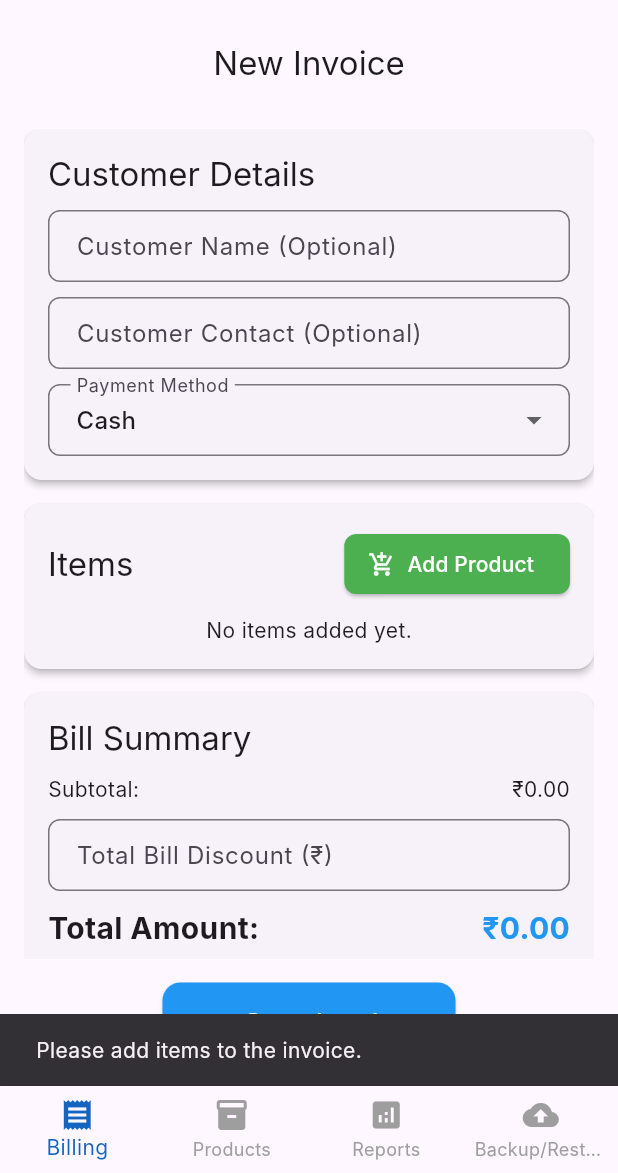
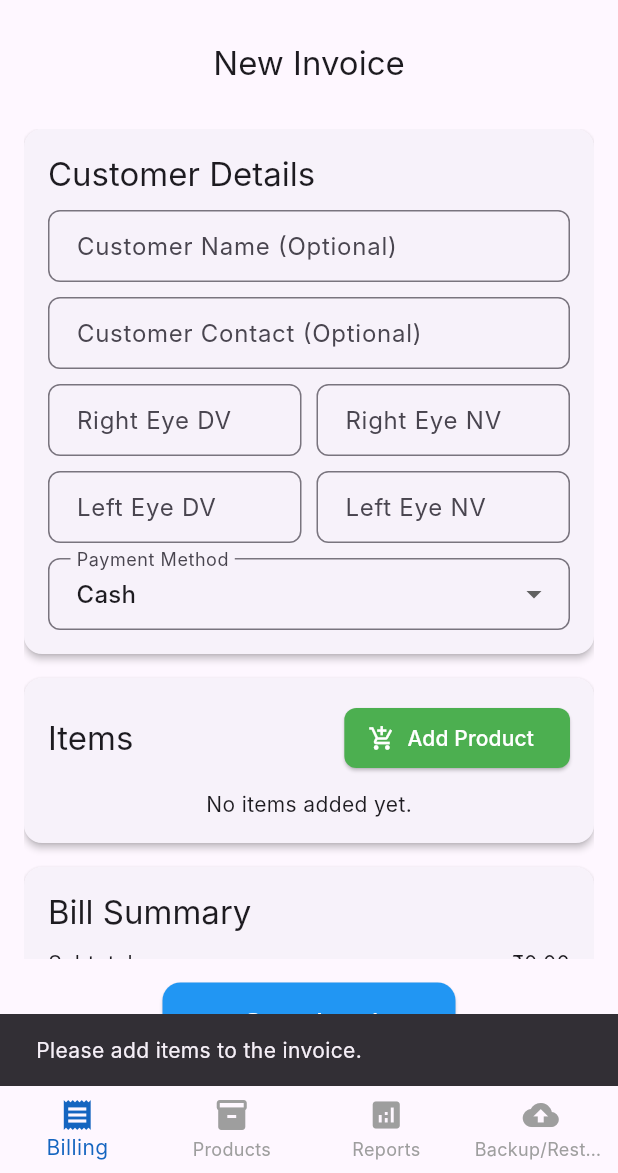
Before and after one commit to NaurasShaji/Optibill, a Flutter app: the screen it shows after launch, after a tap on "Save Invoice", on a phone screen of 412 x 824 dp, the part 63-1236 px from its top. Run offline on Flutter 3.47's test engine with Material 3 defaults, Android fonts, the phone set to English and light mode, and no system bars; our stand-ins replace google_sign_in, hive, hive_flutter, pdf, printing; missing offline and left inert: excel, googleapis; accounts and stored records are empty; Roboto replaces fonts that are missing (Inter).

Commit message:
Updated code after changes

```diff
--- a/lib/models/frame.dart
+++ b/lib/models/frame.dart
@@ -11,16 +11,16 @@ class Frame extends HiveObject {
   @HiveField(1)
   String modelName;
 
-  @HiveField(2)
+  @HiveField(2, defaultValue: 0.0)
   double sellingPrice;
 
-  @HiveField(3)
+  @HiveField(3, defaultValue: 0.0)
   double costPrice;
 
   @HiveField(4)
   String brand; // Sub-category for frames
 
-  @HiveField(5)
+  @HiveField(5, defaultValue: 0.0)
   double stock;
 
   @HiveField(6)
--- a/lib/models/invoice.dart
+++ b/lib/models/invoice.dart
@@ -27,6 +27,18 @@ class Invoice extends HiveObject {
   @HiveField(6)
   double? totalDiscountOnBill; // Optional, discount applied to the whole bill
 
+  @HiveField(7)
+  String? rightEyeDV; // Right Eye Distance Vision
+
+  @HiveField(8)
+  String? rightEyeNV; // Right Eye Near Vision
+
+  @HiveField(9)
+  String? leftEyeDV;  // Left Eye Distance Visionf
+
+  @HiveField(10)
+  String? leftEyeNV;  // Left Eye Near Vision
+
   Invoice({
     String? invoiceId,
     required this.saleDate,
@@ -35,6 +47,10 @@ class Invoice extends HiveObject {
     this.customerContact,
     required this.paymentMethod,
     this.totalDiscountOnBill,
+    this.rightEyeDV,
+    this.rightEyeNV,
+    this.leftEyeDV,
+    this.leftEyeNV,
   }) : invoiceId = invoiceId ?? const Uuid().v4();
 
   // Computed Property: subtotal (sum of unitSellingPrice * quantity for all items before bill-level discount)
@@ -58,6 +74,10 @@ class Invoice extends HiveObject {
     'customerContact': customerContact,
     'paymentMethod': paymentMethod,
     'totalDiscountOnBill': totalDiscountOnBill,
+    'rightEyeDV': rightEyeDV,
+    'rightEyeNV': rightEyeNV,
+    'leftEyeDV': leftEyeDV,
+    'leftEyeNV': leftEyeNV,
   };
 
   // Create an Invoice object from a JSON map
@@ -71,5 +91,9 @@ class Invoice extends HiveObject {
     customerContact: json['customerContact'] as String?,
     paymentMethod: json['paymentMethod'] as String,
     totalDiscountOnBill: json['totalDiscountOnBill'] as double?,
+    rightEyeDV: json['rightEyeDV'] as String?,
+    rightEyeNV: json['rightEyeNV'] as String?,
+    leftEyeDV: json['leftEyeDV'] as String?,
+    leftEyeNV: json['leftEyeNV'] as String?,
   );
 }
--- a/lib/models/lens.dart
+++ b/lib/models/lens.dart
@@ -11,16 +11,16 @@ class Lens extends HiveObject {
   @HiveField(1)
   String name;
 
-  @HiveField(2)
+  @HiveField(2, defaultValue: 0.0)
   double sellingPrice;
 
-  @HiveField(3)
+  @HiveField(3, defaultValue: 0.0)
   double costPrice;
 
   @HiveField(4)
   String company; // Sub-category for lenses
 
-  @HiveField(5)
+  @HiveField(5, defaultValue: 0.0)
   double stock;
 
   @HiveField(6)
--- a/lib/screens/add_edit_product_screen.dart
+++ b/lib/screens/add_edit_product_screen.dart
@@ -220,10 +220,10 @@ class _AddEditProductScreenState extends State<AddEditProductScreen> {
               TextFormField(
                 controller: _descriptionController,
                 decoration: InputDecoration(
-                  labelText: 'Description (Optional)',
+                  labelText: 'Code (Optional)',
                   border: OutlineInputBorder(borderRadius: BorderRadius.circular(8.0)),
                 ),
-                maxLines: 3,
+                maxLines: 2,
               ),
               const SizedBox(height: 16),
               TextFormField( // New Stock Count field
--- a/lib/screens/billing_screen.dart
+++ b/lib/screens/billing_screen.dart
@@ -24,6 +24,11 @@ class _BillingScreenState extends State<BillingScreen> {
   final TextEditingController _customerNameController = TextEditingController();
   final TextEditingController _customerContactController = TextEditingController();
   final TextEditingController _billDiscountController = TextEditingController();
+  // Add new controllers for eye prescription fields
+  final TextEditingController _rightEyeDVController = TextEditingController();
+  final TextEditingController _rightEyeNVController = TextEditingController();
+  final TextEditingController _leftEyeDVController = TextEditingController();
+  final TextEditingController _leftEyeNVController = TextEditingController();
 
   List<InvoiceItem> _currentItems = [];
   String _selectedPaymentMethod = 'Cash';
@@ -51,6 +56,11 @@ class _BillingScreenState extends State<BillingScreen> {
       _selectedPaymentMethod = widget.invoiceToEdit!.paymentMethod;
       _billDiscountController.text = (widget.invoiceToEdit!.totalDiscountOnBill ?? 0.0).toStringAsFixed(2);
       _currentItems = List.from(widget.invoiceToEdit!.items);
+      // Initialize new eye prescription fields
+      _rightEyeDVController.text = widget.invoiceToEdit!.rightEyeDV ?? '';
+      _rightEyeNVController.text = widget.invoiceToEdit!.rightEyeNV ?? '';
+      _leftEyeDVController.text = widget.invoiceToEdit!.leftEyeDV ?? '';
+      _leftEyeNVController.text = widget.invoiceToEdit!.leftEyeNV ?? '';
     }
     _calculateTotals();
   }
@@ -60,6 +70,11 @@ class _BillingScreenState extends State<BillingScreen> {
     _customerNameController.dispose();
     _customerContactController.dispose();
     _billDiscountController.dispose();
+    // Dispose new controllers
+    _rightEyeDVController.dispose();
+    _rightEyeNVController.dispose();
+    _leftEyeDVController.dispose();
+    _leftEyeNVController.dispose();
     super.dispose();
   }
 
@@ -197,6 +212,11 @@ class _BillingScreenState extends State<BillingScreen> {
       customerContact: _customerContactController.text.isEmpty ? null : _customerContactController.text,
       paymentMethod: _selectedPaymentMethod,
       totalDiscountOnBill: billDiscount > 0 ? billDiscount : null,
+      // Add new fields
+      rightEyeDV: _rightEyeDVController.text.isEmpty ? null : _rightEyeDVController.text,
+      rightEyeNV: _rightEyeNVController.text.isEmpty ? null : _rightEyeNVController.text,
+      leftEyeDV: _leftEyeDVController.text.isEmpty ? null : _leftEyeDVController.text,
+      leftEyeNV: _leftEyeNVController.text.isEmpty ? null : _leftEyeNVController.text,
     );
 
     try {
@@ -371,6 +391,11 @@ class _BillingScreenState extends State<BillingScreen> {
                         _selectedPaymentMethod = newValue!;
                       });
                     },
+                    // Pass new controllers
+                    rightEyeDVController: _rightEyeDVController,
+                    rightEyeNVController: _rightEyeNVController,
+                    leftEyeDVController: _leftEyeDVController,
+                    leftEyeNVController: _leftEyeNVController,
                   ),
                   _ItemsSectionCard(
                     currentItems: _currentItems,
@@ -426,6 +451,11 @@ class _CustomerDetailsCard extends StatelessWidget {
   final String selectedPaymentMethod;
   final List<String> paymentMethods;
   final ValueChanged<String?> onPaymentMethodChanged;
+  // Add new controllers
+  final TextEditingController rightEyeDVController;
+  final TextEditingController rightEyeNVController;
+  final TextEditingController leftEyeDVController;
+  final TextEditingController leftEyeNVController;
 
   const _CustomerDetailsCard({
     required this.customerNameController,
@@ -433,6 +463,10 @@ class _CustomerDetailsCard extends StatelessWidget {
     required this.selectedPaymentMethod,
     required this.paymentMethods,
     required this.onPaymentMethodChanged,
+    required this.rightEyeDVController,
+    required this.rightEyeNVController,
+    required this.leftEyeDVController,
+    required this.leftEyeNVController,
   });
 
   @override
@@ -465,6 +499,59 @@ class _CustomerDetailsCard extends StatelessWidget {
                 contentPadding: EdgeInsets.symmetric(vertical: 10.0, horizontal: 15.0),
               ),
               keyboardType: TextInputType.phone,
+            ),
+            SizedBox(height: 10),
+            // New fields for eye prescription
+            Row(
+              children: [
+                Expanded(
+                  child: TextField(
+                    controller: rightEyeDVController,
+                    decoration: InputDecoration(
+                      labelText: 'Right Eye DV',
+                      border: OutlineInputBorder(borderRadius: BorderRadius.circular(8.0)),
+                      contentPadding: EdgeInsets.symmetric(vertical: 10.0, horizontal: 15.0),
+                    ),
+                  ),
+                ),
+                SizedBox(width: 10),
+                Expanded(
+                  child: TextField(
+                    controller: rightEyeNVController,
+                    decoration: InputDecoration(
+                      labelText: 'Right Eye NV',
+                      border: OutlineInputBorder(borderRadius: BorderRadius.circular(8.0)),
+                      contentPadding: EdgeInsets.symmetric(vertical: 10.0, horizontal: 15.0),
+                    ),
+                  ),
+                ),
+              ],
+            ),
+            SizedBox(height: 10),
+            Row(
+              children: [
+                Expanded(
+                  child: TextField(
+                    controller: leftEyeDVController,
+                    decoration: InputDecoration(
+                      labelText: 'Left Eye DV',
+                      border: OutlineInputBorder(borderRadius: BorderRadius.circular(8.0)),
+                      contentPadding: EdgeInsets.symmetric(vertical: 10.0, horizontal: 15.0),
+                    ),
+                  ),
+                ),
+                SizedBox(width: 10),
+                Expanded(
+                  child: TextField(
+                    controller: leftEyeNVController,
+                    decoration: InputDecoration(
+                      labelText: 'Left Eye NV',
+                      border: OutlineInputBorder(borderRadius: BorderRadius.circular(8.0)),
+                      contentPadding: EdgeInsets.symmetric(vertical: 10.0, horizontal: 15.0),
+                    ),
+                  ),
+                ),
+              ],
             ),
             SizedBox(height: 10),
             DropdownButtonFormField<String>(
```
Also changed, not shown: lib/models/frame.g.dart, lib/models/invoice.g.dart, lib/models/lens.g.dart, pubspec.lock, 2 other files.
